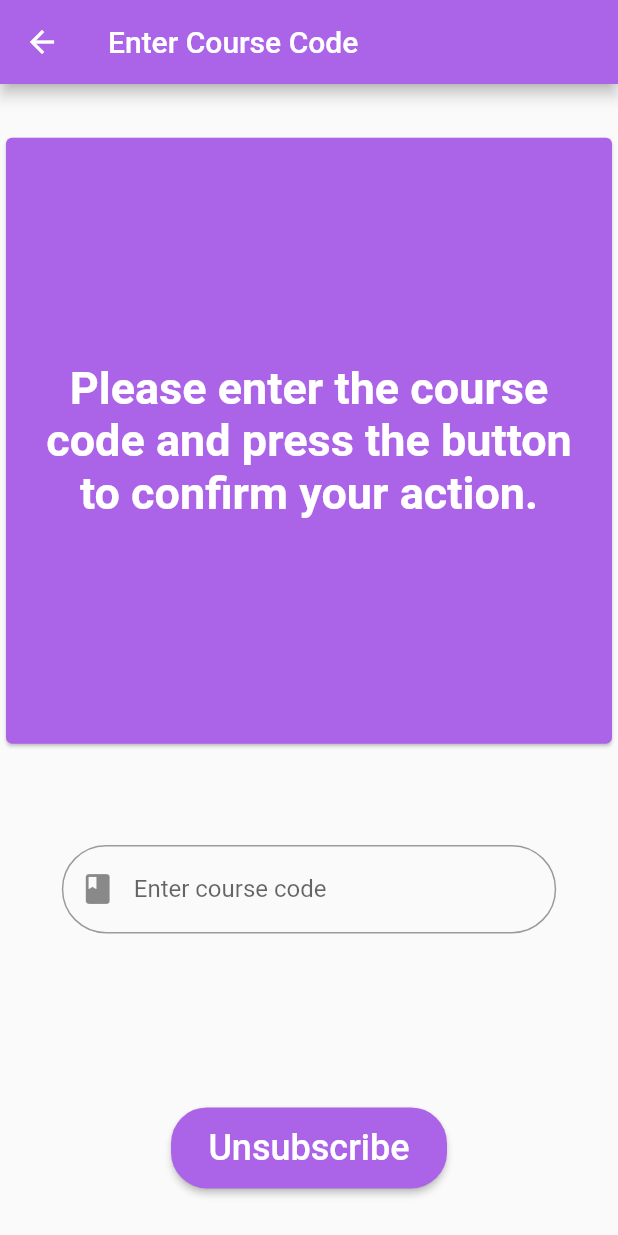
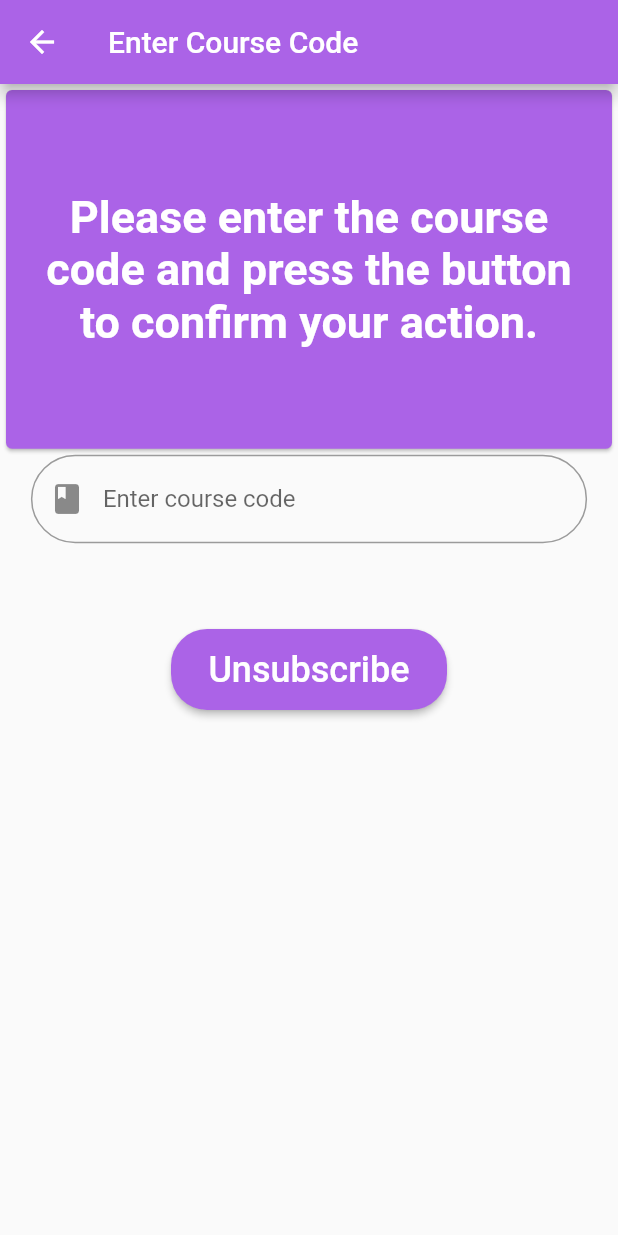
Before and after one commit to EarthLight72100/Jeson-Repository, a Flutter app: the AddCoursePage screen opened by its route, on a phone screen of 412 x 824 dp. Run offline on Flutter 3.47's test engine with Material 2 defaults, Android fonts, the phone set to English and light mode, and no system bars; our stand-ins replace firebase_auth, firebase_core, firebase_database, font_awesome_flutter, table_calendar; accounts and stored records are empty.

Commit message:
Pre-session changes

```diff
--- a/jeson-new-app-main/lib/Student Screens/add_course.dart
+++ b/jeson-new-app-main/lib/Student Screens/add_course.dart
@@ -44,7 +44,7 @@ class AddCourseState extends State<AddCoursePage> {
       ),
       body: Center(
         child: Column(
-          mainAxisAlignment: MainAxisAlignment.spaceAround,
+          mainAxisAlignment: MainAxisAlignment.start,
           children: [
             // Padding(
             //   padding: const EdgeInsets.all(8.0),
@@ -56,7 +56,7 @@ class AddCourseState extends State<AddCoursePage> {
             //   ),
             // ),
             SizedBox(
-              height: SizeConfig.blockSizeVertical! * 50,
+              height: SizeConfig.blockSizeVertical! * 30,
               child: const Card(
                 color: Color(0xFFAB63E7),
                 child: Padding(
@@ -81,7 +81,7 @@ class AddCourseState extends State<AddCoursePage> {
                 children: <Widget>[
                   // course code
                   SizedBox(
-                      width: SizeConfig.blockSizeHorizontal! * 80,
+                      width: SizeConfig.blockSizeHorizontal! * 90,
                       height: 75,
                       child: TextFormField(
                         // initialValue: 'Input text',
@@ -156,8 +156,8 @@ class AddCourseState extends State<AddCoursePage> {
                   //     },
                   //   ),
 
-                  const SizedBox(
-                    height: 100,
+                  SizedBox(
+                    height: SizeConfig.blockSizeVertical! * 5,
                   ),
 
                   (_singleton.status == "subscribing")
```
Also changed, not shown: 1 other file.
